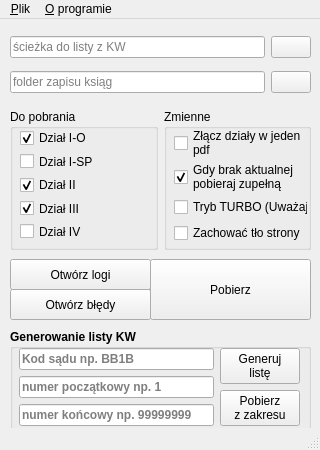
This is eKW_pobieracz.ui in piotrgo/eKW-pobieracz as Qt 5 draws it before an edit. The edited form follows.
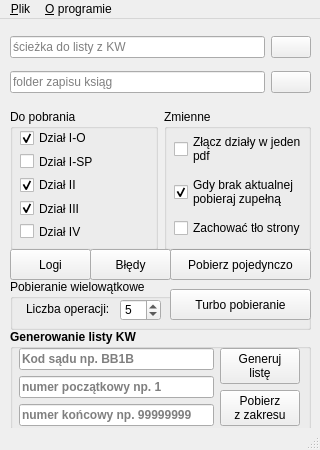
This is the edited form. Icons and pictures are not drawn.

```diff
--- a/eKW_pobieracz.ui
+++ b/eKW_pobieracz.ui
@@ -93,17 +93,17 @@
    <widget class="QPushButton" name="btnRun">
     <property name="geometry">
      <rect>
-      <x>150</x>
-      <y>240</y>
-      <width>161</width>
-      <height>61</height>
+      <x>170</x>
+      <y>230</y>
+      <width>141</width>
+      <height>31</height>
      </rect>
     </property>
     <property name="toolTip">
      <string>&lt;html&gt;&lt;head/&gt;&lt;body&gt;&lt;p&gt;Rozpocznij pobieranie ksiąg z listy z pliku txt.&lt;/p&gt;&lt;/body&gt;&lt;/html&gt;</string>
     </property>
     <property name="text">
-     <string>Pobierz</string>
+     <string>Pobierz pojedynczo</string>
     </property>
     <property name="iconSize">
      <size>
@@ -352,16 +352,6 @@
            </property>
           </widget>
          </item>
-         <item>
-          <widget class="QCheckBox" name="chTurbo">
-           <property name="text">
-            <string>Tryb TURBO (Uważaj!)</string>
-           </property>
-           <property name="checkable">
-            <bool>false</bool>
-           </property>
-          </widget>
-         </item>
          <item>
           <widget class="QCheckBox" name="chBg">
            <property name="text">
@@ -379,8 +369,8 @@
     <property name="geometry">
      <rect>
       <x>10</x>
-      <y>240</y>
-      <width>141</width>
+      <y>230</y>
+      <width>81</width>
       <height>31</height>
      </rect>
     </property>
@@ -388,15 +378,15 @@
      <string>&lt;html&gt;&lt;head/&gt;&lt;body&gt;&lt;p&gt;Otwórz plik z zapisanymi logami z ostatniej operacji.&lt;/p&gt;&lt;/body&gt;&lt;/html&gt;</string>
     </property>
     <property name="text">
-     <string>Otwórz logi</string>
+     <string>Logi</string>
     </property>
    </widget>
    <widget class="QPushButton" name="btnErr">
     <property name="geometry">
      <rect>
-      <x>10</x>
-      <y>270</y>
-      <width>141</width>
+      <x>90</x>
+      <y>230</y>
+      <width>81</width>
       <height>31</height>
      </rect>
     </property>
@@ -404,9 +394,64 @@
      <string>&lt;html&gt;&lt;head/&gt;&lt;body&gt;&lt;p&gt;Otwórz plik z odnotowanymi błędami działania programu lub wsadu do programu.&lt;/p&gt;&lt;/body&gt;&lt;/html&gt;</string>
     </property>
     <property name="text">
-     <string>Otwórz błędy</string>
+     <string>Błędy</string>
     </property>
    </widget>
+   <widget class="QGroupBox" name="groupBox_4">
+    <property name="geometry">
+     <rect>
+      <x>10</x>
+      <y>260</y>
+      <width>301</width>
+      <height>51</height>
+     </rect>
+    </property>
+    <property name="title">
+     <string>Pobieranie wielowątkowe</string>
+    </property>
+    <widget class="QPushButton" name="btnTurbo">
+     <property name="geometry">
+      <rect>
+       <x>160</x>
+       <y>10</y>
+       <width>141</width>
+       <height>31</height>
+      </rect>
+     </property>
+     <property name="text">
+      <string>Turbo pobieranie</string>
+     </property>
+    </widget>
+    <widget class="QSpinBox" name="spN">
+     <property name="geometry">
+      <rect>
+       <x>110</x>
+       <y>20</y>
+       <width>41</width>
+       <height>22</height>
+      </rect>
+     </property>
+     <property name="minimum">
+      <number>2</number>
+     </property>
+     <property name="value">
+      <number>5</number>
+     </property>
+    </widget>
+    <widget class="QLabel" name="label">
+     <property name="geometry">
+      <rect>
+       <x>16</x>
+       <y>20</y>
+       <width>91</width>
+       <height>20</height>
+      </rect>
+     </property>
+     <property name="text">
+      <string>Liczba operacji:</string>
+     </property>
+    </widget>
+   </widget>
   </widget>
   <widget class="QMenuBar" name="menubar">
    <property name="geometry">
```
Left out of the diff: 2 changed lines with no effect on the pictures.
